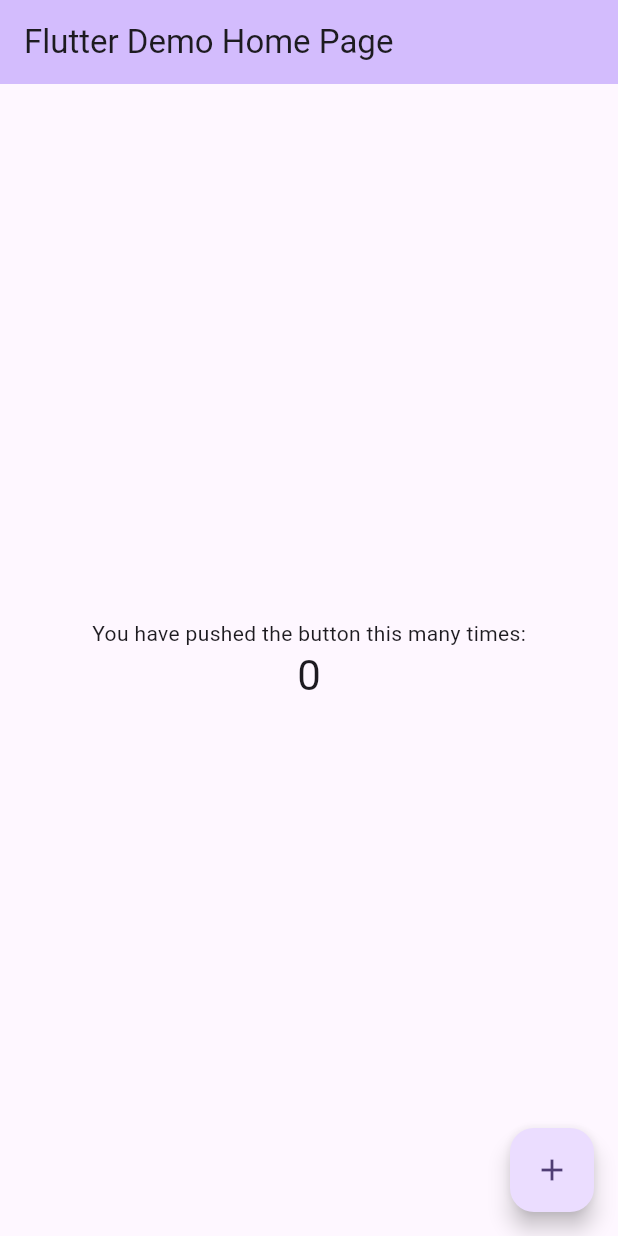
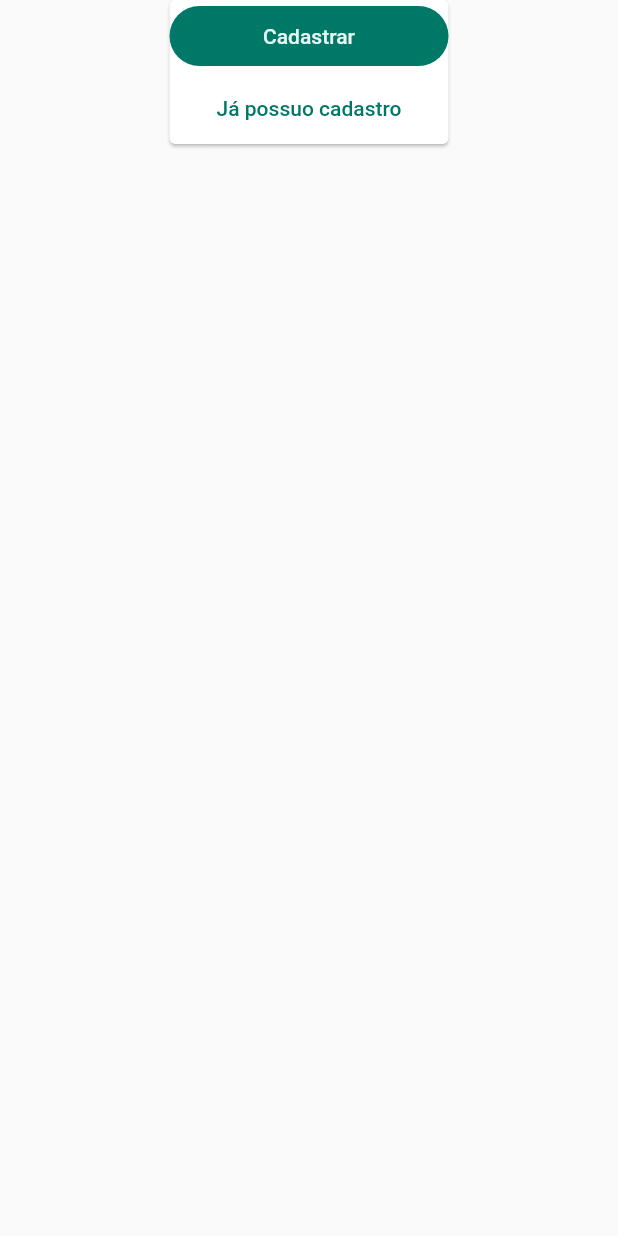
Before and after one commit to Jhyea026/Hand-finance, a Flutter app: the screen it shows after launch, on a phone screen of 412 x 824 dp. Run offline on Flutter 3.47's test engine with Material 2 defaults, Android fonts, the phone set to English and light mode, and no system bars.

Commit message:
Componente botão

```diff
--- /dev/null
+++ b/lib/Colors/cor.dart
@@ -0,0 +1,14 @@
+import 'package:flutter/material.dart';
+
+class Cor {
+  static const Color Primary50 = Color.fromARGB(255, 230, 246, 244);
+  static const Color Primary100 = Color.fromARGB(255, 176, 228, 221);
+  static const Color Primary200 = Color.fromARGB(255, 138, 215, 204);
+  static const Color Primary300 = Color.fromARGB(255, 84, 197, 181);
+  static const Color Primary400 = Color.fromARGB(255, 51, 186, 167);
+  static const Color Primary500 = Color.fromARGB(255, 0, 169, 145);
+  static const Color Primary600 = Color.fromARGB(255, 0, 154, 132);
+  static const Color Primary700 = Color.fromARGB(255, 0, 120, 104);
+  static const Color Primary800 = Color.fromARGB(255, 0, 93, 80);
+  static const Color Primary900 = Color.fromARGB(255, 0, 71, 61);
+}
--- /dev/null
+++ b/lib/Widgets/botao.dart
@@ -0,0 +1,34 @@
+import 'package:flutter/material.dart';
+import 'package:handfinance/Colors/cor.dart';
+
+// ignore: must_be_immutable
+class Botao extends StatelessWidget {
+  String label;
+  double altura;
+  double largura;
+  bool style;
+  VoidCallback onPressed;
+  Botao(
+      {super.key,
+      required this.label,
+      required this.onPressed,
+      this.style = true,
+      this.altura = 40,
+      this.largura = 186});
+
+  @override
+  Widget build(BuildContext context) {
+    return FilledButton(
+        onPressed: onPressed,
+        style: ButtonStyle(
+            minimumSize: MaterialStatePropertyAll(Size(largura, altura)),
+            // ignore: prefer_const_constructors
+            backgroundColor: style
+                ? MaterialStatePropertyAll(Cor.Primary700)
+                : MaterialStatePropertyAll(const Color.fromARGB(0, 0, 0, 0))),
+        child: Text(
+          label,
+          style: TextStyle(color: style ? Cor.Primary50 : Cor.Primary700),
+        ));
+  }
+}
--- /dev/null
+++ b/lib/Widgets/bottomSheet.dart
@@ -0,0 +1,17 @@
+import 'package:flutter/material.dart';
+
+class Cards extends StatelessWidget {
+  List<Widget> lis;
+  double altura, largura;
+
+  Cards({super.key, required this.lis, this.altura = 400, this.largura = 369});
+  @override
+  Widget build(BuildContext context) {
+    return Card(
+      margin: EdgeInsets.only(left: 6, right: 6),
+      child: Column(
+        children: lis,
+      ),
+    );
+  }
+}
--- /dev/null
+++ b/lib/Widgets/welcome.dart
@@ -0,0 +1,19 @@
+import 'package:flutter/material.dart';
+
+// ignore: camel_case_types
+class Welcome extends StatelessWidget {
+  const Welcome({super.key});
+
+  @override
+  Widget build(BuildContext context) {
+    return Scaffold();
+  }
+}
+
+Future displayBottomSheet(BuildContext context) {
+  return showModalBottomSheet(
+      context: context,
+      builder: (context) => Container(
+            height: 369,
+          ));
+}
--- a/lib/main.dart
+++ b/lib/main.dart
@@ -1,125 +1,36 @@
 import 'package:flutter/material.dart';
+import 'package:handfinance/Widgets/botao.dart';
+import 'package:handfinance/Widgets/bottomSheet.dart';
+import 'package:handfinance/Widgets/welcome.dart';
 
 void main() {
-  runApp(const MyApp());
+  runApp(Main());
 }
 
-class MyApp extends StatelessWidget {
-  const MyApp({super.key});
+class Main extends StatelessWidget {
+  const Main({super.key});
 
-  // This widget is the root of your application.
   @override
   Widget build(BuildContext context) {
     return MaterialApp(
-      title: 'Flutter Demo',
-      theme: ThemeData(
-        // This is the theme of your application.
-        //
-        // TRY THIS: Try running your application with "flutter run". You'll see
-        // the application has a blue toolbar. Then, without quitting the app,
-        // try changing the seedColor in the colorScheme below to Colors.green
-        // and then invoke "hot reload" (save your changes or press the "hot
-        // reload" button in a Flutter-supported IDE, or press "r" if you used
-        // the command line to start the app).
-        //
-        // Notice that the counter didn't reset back to zero; the application
-        // state is not lost during the reload. To reset the state, use hot
-        // restart instead.
-        //
-        // This works for code too, not just values: Most code changes can be
-        // tested with just a hot reload.
-        colorScheme: ColorScheme.fromSeed(seedColor: Colors.deepPurple),
-        useMaterial3: true,
+      debugShowCheckedModeBanner: false,
+      title: 'Hand Finance App',
+      home: Scaffold(
+        body: Center(
+          child: Column(
+            children: [
+              Cards(lis: [
+                Botao(label: 'Cadastrar', onPressed: () {}),
+                Botao(
+                  label: 'Já possuo cadastro',
+                  onPressed: () {},
+                  style: false,
+                ),
+              ])
+            ],
+          ),
+        ),
       ),
-      home: const MyHomePage(title: 'Flutter Demo Home Page'),
     );
   }
 }
-
-class MyHomePage extends StatefulWidget {
-  const MyHomePage({super.key, required this.title});
-
-  // This widget is the home page of your application. It is stateful, meaning
-  // that it has a State object (defined below) that contains fields that affect
-  // how it looks.
-
-  // This class is the configuration for the state. It holds the values (in this
-  // case the title) provided by the parent (in this case the App widget) and
-  // used by the build method of the State. Fields in a Widget subclass are
-  // always marked "final".
-
-  final String title;
-
-  @override
-  State<MyHomePage> createState() => _MyHomePageState();
-}
-
-class _MyHomePageState extends State<MyHomePage> {
-  int _counter = 0;
-
-  void _incrementCounter() {
-    setState(() {
-      // This call to setState tells the Flutter framework that something has
-      // changed in this State, which causes it to rerun the build method below
-      // so that the display can reflect the updated values. If we changed
-      // _counter without calling setState(), then the build method would not be
-      // called again, and so nothing would appear to happen.
-      _counter++;
-    });
-  }
-
-  @override
-  Widget build(BuildContext context) {
-    // This method is rerun every time setState is called, for instance as done
-    // by the _incrementCounter method above.
-    //
-    // The Flutter framework has been optimized to make rerunning build methods
-    // fast, so that you can just rebuild anything that needs updating rather
-    // than having to individually change instances of widgets.
-    return Scaffold(
-      appBar: AppBar(
-        // TRY THIS: Try changing the color here to a specific color (to
-        // Colors.amber, perhaps?) and trigger a hot reload to see the AppBar
-        // change color while the other colors stay the same.
-        backgroundColor: Theme.of(context).colorScheme.inversePrimary,
-        // Here we take the value from the MyHomePage object that was created by
-        // the App.build method, and use it to set our appbar title.
-        title: Text(widget.title),
-      ),
-      body: Center(
-        // Center is a layout widget. It takes a single child and positions it
-        // in the middle of the parent.
-        child: Column(
-          // Column is also a layout widget. It takes a list of children and
-          // arranges them vertically. By default, it sizes itself to fit its
-          // children horizontally, and tries to be as tall as its parent.
-          //
-          // Column has various properties to control how it sizes itself and
-          // how it positions its children. Here we use mainAxisAlignment to
-          // center the children vertically; the main axis here is the vertical
-          // axis because Columns are vertical (the cross axis would be
-          // horizontal).
-          //
-          // TRY THIS: Invoke "debug painting" (choose the "Toggle Debug Paint"
-          // action in the IDE, or press "p" in the console), to see the
-          // wireframe for each widget.
-          mainAxisAlignment: MainAxisAlignment.center,
-          children: <Widget>[
-            const Text(
-              'You have pushed the button this many times:',
-            ),
-            Text(
-              '$_counter',
-              style: Theme.of(context).textTheme.headlineMedium,
-            ),
-          ],
-        ),
-      ),
-      floatingActionButton: FloatingActionButton(
-        onPressed: _incrementCounter,
-        tooltip: 'Increment',
-        child: const Icon(Icons.add),
-      ), // This trailing comma makes auto-formatting nicer for build methods.
-    );
-  }
-}
```
